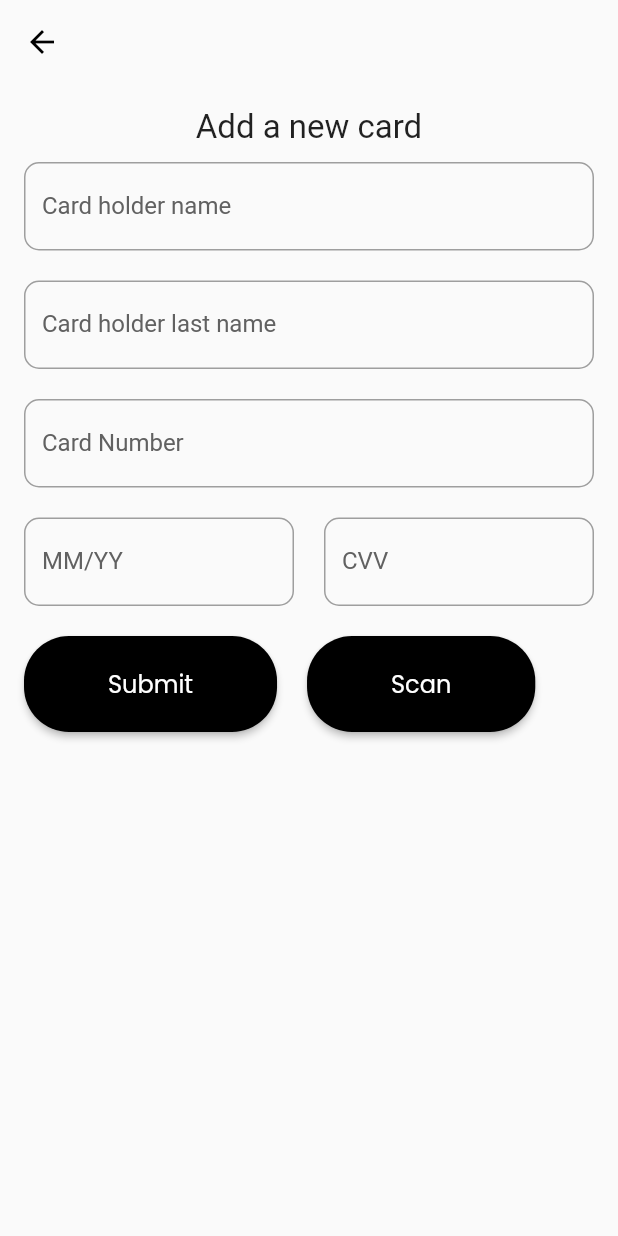
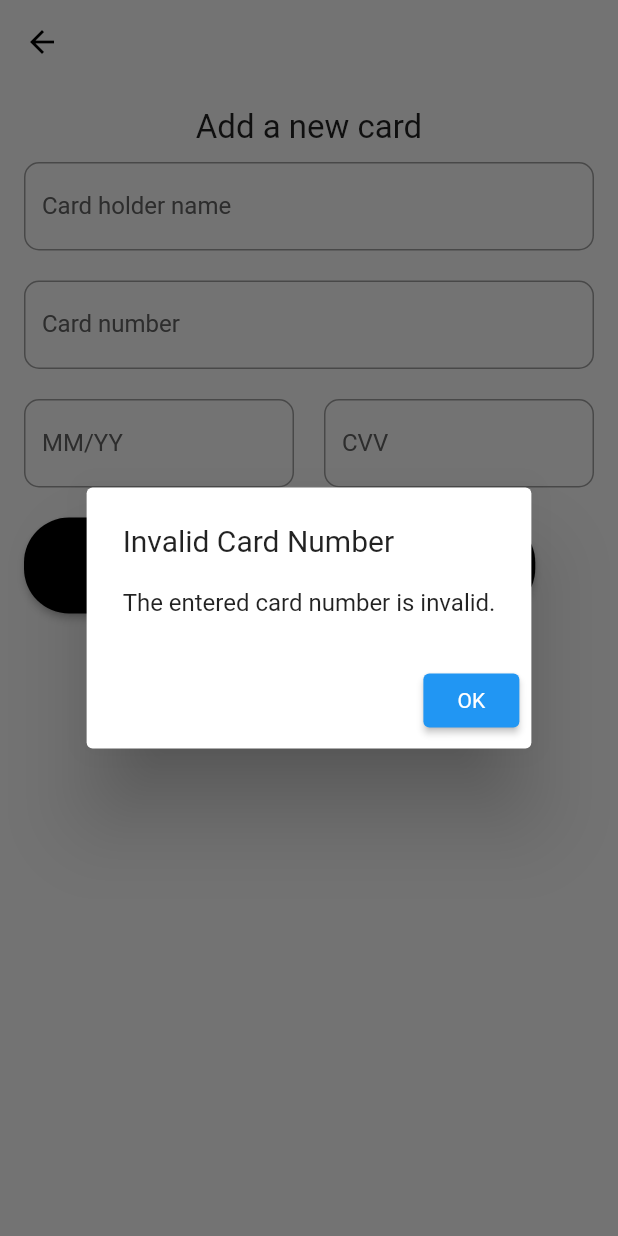
Before and after one commit to StephenBoikanyo/CardCheck, a Flutter app: the AddCardScreen screen opened by its route, after a tap on "Submit", on a phone screen of 412 x 824 dp. Run offline on Flutter 3.47's test engine with Material 2 defaults, Android fonts, the phone set to English and light mode, and no system bars; our stand-ins replace bloc, font_awesome_flutter, shared_preferences; missing offline and left inert: credit_card_scanner; accounts and stored records are empty; generated files the repository leaves out were written again.

Commit message:
Refactored  with cleaner function calls

```diff
--- a/lib/presentation/home/add_card_screen.dart
+++ b/lib/presentation/home/add_card_screen.dart
@@ -3,7 +3,6 @@ import 'package:card_check/presentation/utils/constants.dart';
 import 'package:card_check/presentation/widgets/widgets.dart';
 import 'package:card_check/services/services.dart';
 import 'package:intl/intl.dart';
-import 'package:credit_card_scanner/credit_card_scanner.dart';
 
 
 class AddCardScreen extends StatefulWidget {
@@ -13,11 +12,75 @@ class AddCardScreen extends StatefulWidget {
 }
 
 class _AddCardScreenState extends State<AddCardScreen> {
-  TextEditingController _nameController = TextEditingController();
-  TextEditingController _lastNameController = TextEditingController();
-  TextEditingController _cardNumberController = TextEditingController();
-  TextEditingController _expiryDateController = TextEditingController();
-  TextEditingController _cvvController   = TextEditingController();
+  final  TextEditingController _nameController = TextEditingController();
+  final  TextEditingController _cardNumberController = TextEditingController();
+  final  TextEditingController _cvvController   = TextEditingController();
+  final  TextEditingController _expiryDateController = TextEditingController();
+
+  //Card Submission Logic
+  void _checkAndSaveCard() async {
+    final cardNumber = _cardNumberController.text;
+    final provider = CardUtils.getCardProvider(cardNumber);
+
+    if (!CardUtils.isValidCardLength(provider, cardNumber)) {
+      _showAlertDialog('Invalid Card Number', 'The entered card number is invalid.');
+      return;
+    }
+
+    final storedData = await DataStorage.loadStoredData();
+
+    if (storedData.any((data) => data['cardNumber'] == cardNumber)) {
+      _showAlertDialog('Card Already Added', 'The entered card has already been added.');
+      _clearFields();
+      return;
+    }
+
+    final date = DateFormat.yMMMd().format(DateTime.now());
+    final time = DateFormat.jm().format(DateTime.now());
+
+    DataStorage.storeData(
+      _nameController.text,
+      cardNumber,
+      provider,
+      date,
+      time,
+      _expiryDateController.text,
+      _cvvController.text,
+    );
+
+    _clearFields();
+
+    Navigator.pop(context);
+  }
+
+  void _showAlertDialog(String title, String message) {
+    showDialog(
+      context: context,
+      builder: (BuildContext context) {
+        return AlertDialog(
+          title: Text(title),
+          content: Text(message),
+          actions: [
+            ElevatedButton(
+              child: Text('OK'),
+              onPressed: () {
+                Navigator.pop(context);
+              },
+            ),
+          ],
+        );
+      },
+    );
+  }
+
+  void _clearFields() {
+    _nameController.clear();
+    _cardNumberController.clear();
+    _cvvController.clear();
+    _expiryDateController.clear();
+  }
+
+
 
 
   @override
@@ -27,8 +90,7 @@ class _AddCardScreenState extends State<AddCardScreen> {
         appBar: AppBar(
           backgroundColor: Colors.transparent,
           elevation: 0,
-          automaticallyImplyLeading: true,
-          iconTheme: IconThemeData(color: Colors.black),
+          iconTheme: const IconThemeData(color: Colors.black),
         ),
         body: Padding(
           padding: const EdgeInsets.all(16.0),
@@ -46,18 +108,12 @@ class _AddCardScreenState extends State<AddCardScreen> {
                   fieldLabel: 'Card holder name',
                   fieldController: _nameController,
                 ),
+
                 const SizedBox(
                   height: 20,
                 ),
                 CustomTextField(
-                  fieldLabel: 'Card holder last name',
-                  fieldController: _lastNameController,
-                ),
-                const SizedBox(
-                  height: 20,
-                ),
-                CustomTextField(
-                  fieldLabel: 'Card Number',
+                  fieldLabel: 'Card number',
                   fieldController: _cardNumberController,
                 ),
                 const SizedBox(
@@ -78,29 +134,7 @@ class _AddCardScreenState extends State<AddCardScreen> {
                   children: [
                     RoundedPrimaryButton(
                       label: 'Submit',
-                      onPressed: () {
-                        String cardNumber = _cardNumberController.text;
-                        String provider = CardUtils.getCardProvider(cardNumber);
-                        if (CardUtils.isValidCardLength(provider, cardNumber)) {
-                          String date =
-                              DateFormat.yMMMd().format(DateTime.now());
-                          String? time = DateFormat.jm().format(DateTime.now());
-
-                          DataStorage.storeData(
-                              _nameController.text,
-                              _lastNameController.text,
-                              cardNumber,
-                              provider,
-                              date,
-                              time);
-                          _nameController.clear();
-                          _lastNameController.clear();
-                          _cardNumberController.clear();
-                        } else {
-                          // Show an error message or perform appropriate action
-                          print('Invalid card number length!');
-                        }
-                      },
+                      onPressed: _checkAndSaveCard
                     ),
                     const SizedBox(
                       width: 20,
```
